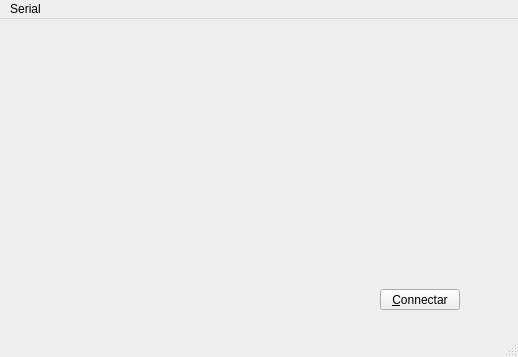
Above: servidor.ui from cukier/ServidorModbus before the change. Below: the same form after it.
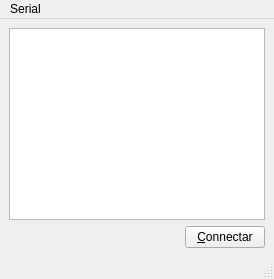
That is the form after the change.

Patch:
```diff
--- a/servidor.ui
+++ b/servidor.ui
@@ -6,34 +6,33 @@
    <rect>
     <x>0</x>
     <y>0</y>
-    <width>518</width>
-    <height>357</height>
+    <width>274</width>
+    <height>279</height>
    </rect>
   </property>
   <property name="windowTitle">
    <string>MainWindow</string>
   </property>
   <widget class="QWidget" name="centralwidget">
+   <layout class="QGridLayout" name="gridLayout">
+    <item row="0" column="0">
+     <widget class="QTableView" name="tableView"/>
+    </item>
+    <item row="1" column="0" alignment="Qt::AlignRight">
    <widget class="QPushButton" name="pbConn">
-    <property name="geometry">
-     <rect>
-      <x>380</x>
-      <y>270</y>
-      <width>80</width>
-      <height>21</height>
-     </rect>
-    </property>
     <property name="text">
      <string>&amp;Connectar</string>
     </property>
    </widget>
+    </item>
+   </layout>
   </widget>
   <widget class="QMenuBar" name="menubar">
    <property name="geometry">
     <rect>
      <x>0</x>
      <y>0</y>
-     <width>518</width>
+     <width>274</width>
      <height>20</height>
     </rect>
    </property>
```
Lines whose indentation alone changed are shown as unchanged.
